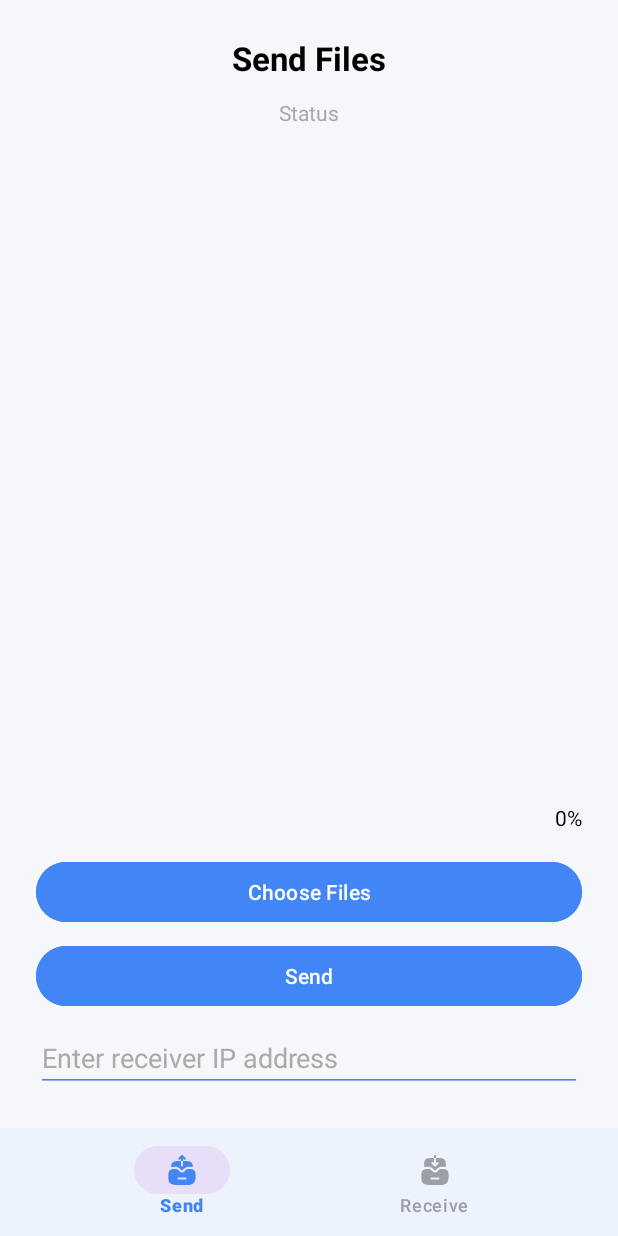
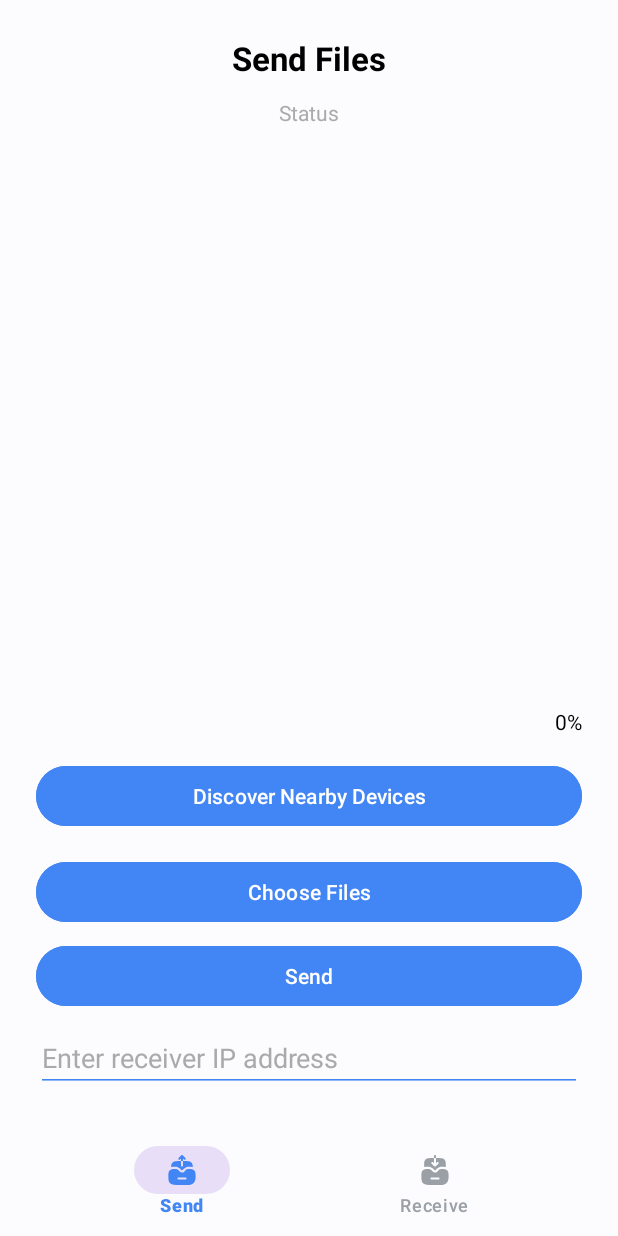
Before and after one commit to meteorgas/SecureShare-Android, an Android app: the screen it shows after launch (MainActivity), on a phone screen of 412 x 824 dp. Run offline under Robolectric (Android 15) with nearby library versions, the phone set to English and light mode, and no system bars; our stand-ins replace navigation-ui.

Commit message:
Send file to local server

```diff
--- a/app/src/main/AndroidManifest.xml
+++ b/app/src/main/AndroidManifest.xml
@@ -15,6 +15,7 @@
         android:requestLegacyExternalStorage="true"
         android:roundIcon="@mipmap/ic_launcher_round"
         android:supportsRtl="true"
+        android:usesCleartextTraffic="true"
         android:theme="@style/Theme.SecureShare"
         tools:targetApi="31">
         <activity
--- a/app/src/main/java/com/mazeppa/secureshare/data/FileReceiver.kt
+++ b/app/src/main/java/com/mazeppa/secureshare/data/lan/FileReceiver.kt
@@ -1,4 +1,4 @@
-package com.mazeppa.secureshare.data
+package com.mazeppa.secureshare.data.lan
 
 import android.os.Environment
 import kotlinx.coroutines.Dispatchers
--- a/app/src/main/java/com/mazeppa/secureshare/ui/MainActivity.kt
+++ b/app/src/main/java/com/mazeppa/secureshare/ui/MainActivity.kt
@@ -7,7 +7,7 @@ import androidx.navigation.fragment.NavHostFragment
 import androidx.navigation.ui.setupWithNavController
 import com.mazeppa.secureshare.R
 import com.mazeppa.secureshare.common.base.BaseActivity
-import com.mazeppa.secureshare.data.FileReceiver
+import com.mazeppa.secureshare.data.lan.FileReceiver
 import com.mazeppa.secureshare.databinding.ActivityMainBinding
 import org.json.JSONObject
 
--- a/app/src/main/java/com/mazeppa/secureshare/ui/ReceiveFragment.kt
+++ b/app/src/main/java/com/mazeppa/secureshare/ui/ReceiveFragment.kt
@@ -7,7 +7,8 @@ import android.view.View
 import android.view.ViewGroup
 import androidx.fragment.app.Fragment
 import androidx.lifecycle.lifecycleScope
-import com.mazeppa.secureshare.data.FileReceiver
+import com.mazeppa.secureshare.data.lan.FileReceiver
+import com.mazeppa.secureshare.data.PeerDiscovery
 import com.mazeppa.secureshare.databinding.FragmentReceiveBinding
 import kotlinx.coroutines.Dispatchers
 import kotlinx.coroutines.launch
@@ -38,6 +39,7 @@ class ReceiveFragment : Fragment(), FileReceiver.FileReceiverListener {
             buttonStart.setOnClickListener {
                 lifecycleScope.launch {
                     fileReceiver.start(this@ReceiveFragment)
+                    PeerDiscovery.startPeerDiscoveryReceiver {}
                 }
             }
         }
--- a/app/src/main/res/layout/activity_main.xml
+++ b/app/src/main/res/layout/activity_main.xml
@@ -5,7 +5,7 @@
     xmlns:tools="http://schemas.android.com/tools"
     android:layout_width="match_parent"
     android:layout_height="match_parent"
-    android:background="@android:color/white"
+    android:background="@color/colorWhiteTone1"
     tools:context=".ui.MainActivity">
 
     <androidx.fragment.app.FragmentContainerView
@@ -22,7 +22,7 @@
         android:id="@+id/bottomNavigationViewMain"
         android:layout_width="match_parent"
         android:layout_height="72dp"
-        android:background="@android:color/white"
+        android:background="@color/colorWhiteTone1"
         app:elevation="4dp"
         app:itemIconSize="24dp"
         app:itemIconTint="@color/nav_icon_selector"
--- a/app/src/main/res/layout/fragment_receive.xml
+++ b/app/src/main/res/layout/fragment_receive.xml
@@ -5,6 +5,7 @@
     android:id="@+id/main"
     android:layout_width="match_parent"
     android:layout_height="match_parent"
+    android:background="@color/colorWhiteTone1"
     android:orientation="vertical"
     tools:context=".ui.MainActivity">
 
--- a/app/src/main/res/layout/fragment_send.xml
+++ b/app/src/main/res/layout/fragment_send.xml
@@ -5,7 +5,7 @@
     android:id="@+id/layoutSendFragment"
     android:layout_width="match_parent"
     android:layout_height="match_parent"
-    android:background="@color/colorBackground"
+    android:background="@color/colorWhiteTone1"
     android:orientation="vertical"
     android:padding="24dp">
 
@@ -65,6 +65,15 @@
     </LinearLayout>
 
     <Button
+        android:id="@+id/buttonDiscoverNearbyDevices"
+        android:layout_width="match_parent"
+        android:layout_height="wrap_content"
+        android:layout_marginTop="16dp"
+        android:backgroundTint="@color/colorPrimary"
+        android:text="Discover Nearby Devices"
+        android:textColor="@android:color/white" />
+
+    <Button
         android:id="@+id/buttonChooseFile"
         android:layout_width="match_parent"
         android:layout_height="wrap_content"
--- a/app/src/main/res/values-night/themes.xml
+++ b/app/src/main/res/values-night/themes.xml
@@ -14,7 +14,8 @@
         <item name="colorSurface">#1E1E2F</item>
         <item name="colorOnSurface">#E6E6F2</item>
 
-        <item name="android:statusBarColor">?attr/colorPrimary</item>
-        <item name="android:windowLightStatusBar">false</item>
+        <item name="android:statusBarColor">@color/colorWhiteTone1</item>
+        <item name="android:navigationBarColor">@color/colorWhiteTone1</item>
+        <item name="android:windowLightStatusBar">true</item>
     </style>
 </resources>
--- a/app/src/main/res/values-v27/themes.xml
+++ b/app/src/main/res/values-v27/themes.xml
@@ -19,8 +19,8 @@
         <item name="colorOnSurface">@color/colorOnSurface</item>
 
         <!-- System bars -->
-                <item name="android:statusBarColor">@android:color/white</item>
-                <item name="android:navigationBarColor">@android:color/white</item>
+        <item name="android:statusBarColor">@color/colorWhiteTone1</item>
+        <item name="android:navigationBarColor">@color/colorWhiteTone1</item>
         <item name="android:windowLightStatusBar">true</item>
         <item name="android:windowLightNavigationBar">true</item>
     </style>
--- a/app/src/main/res/values/colors.xml
+++ b/app/src/main/res/values/colors.xml
@@ -4,6 +4,8 @@
     <color name="colorPrimary">#4285F4</color>           <!-- Google Blue -->
     <color name="colorPrimaryVariant">#3367D6</color>
     <color name="colorOnPrimary">#FFFFFF</color>
+
+    <color name="colorWhiteTone1">#FCFCFF</color>
 
     <!-- Lighter tint for containers or backgrounds -->
     <color name="colorPrimaryContainer">#E8F0FE</color>
--- a/app/src/main/res/values/themes.xml
+++ b/app/src/main/res/values/themes.xml
@@ -17,8 +17,8 @@
         <item name="colorOnSurface">@color/colorOnSurface</item>
 
         <!-- System bars -->
-        <item name="android:statusBarColor">@android:color/white</item>
-        <item name="android:navigationBarColor">@android:color/white</item>
+        <item name="android:statusBarColor">@color/colorWhiteTone1</item>
+        <item name="android:navigationBarColor">@color/colorWhiteTone1</item>
         <item name="android:windowLightStatusBar">true</item>
     </style>
 </resources>
--- a/gradle/libs.versions.toml
+++ b/gradle/libs.versions.toml
@@ -11,6 +11,9 @@ activity = "1.10.1"
 constraintlayout = "2.2.1"
 materialVersion = "1.12.0"
 navigationFragmentKtx = "2.8.9"
+okhttp = "4.12.0"
+socketIoClient = "2.0.1"
+cronetEmbedded = "119.6045.31"
 
 [libraries]
 androidx-core-ktx = { group = "androidx.core", name = "core-ktx", version.ref = "coreKtx" }
@@ -24,6 +27,9 @@ material = { group = "com.google.android.material", name = "material", version.r
 androidx-activity = { group = "androidx.activity", name = "activity", version.ref = "activity" }
 androidx-constraintlayout = { group = "androidx.constraintlayout", name = "constraintlayout", version.ref = "constraintlayout" }
 material-v1110 = { module = "com.google.android.material:material", version.ref = "materialVersion" }
+okhttp = { module = "com.squareup.okhttp3:okhttp", version.ref = "okhttp" }
+socket-io-client = { module = "io.socket:socket.io-client", version.ref = "socketIoClient" }
+cronet-embedded = { group = "org.chromium.net", name = "cronet-embedded", version.ref = "cronetEmbedded" }
 
 [plugins]
 android-application = { id = "com.android.application", version.ref = "agp" }
```
Also changed, not shown: app/build.gradle (+12 -0 lines), app/src/main/java/com/mazeppa/secureshare/data/PeerDiscovery.kt (added, +77 -0 lines), app/src/main/java/com/mazeppa/secureshare/data/client_server/FileUploader.kt (added, +74 -0 lines), app/src/main/java/com/mazeppa/secureshare/data/lan/FileSender.kt (renamed from app/src/main/java/com/mazeppa/secureshare/data/FileSender.kt, +4 -3 lines), app/src/main/java/com/mazeppa/secureshare/data/p2p/SocketManager.kt (added, +60 -0 lines), app/src/main/java/com/mazeppa/secureshare/ui/SendFragment.kt (+37 -9 lines), app/src/main/java/com/mazeppa/secureshare/utils/constants/DiscoveryConfig.kt (added, +7 -0 lines). Lines whose indentation alone changed are shown as unchanged.
